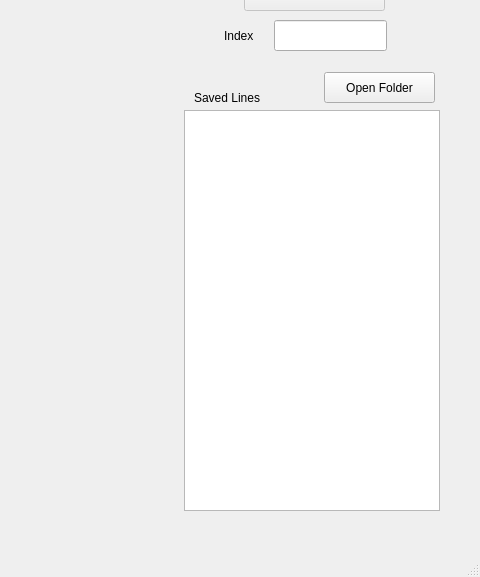
Old version of the form ksu_hm/UI/wTraining.ui in the repository lookau1004/KSU_HM; both pictures show x 656 to 1136 and y 180 to 757 of the 1136 by 757 pixel window.
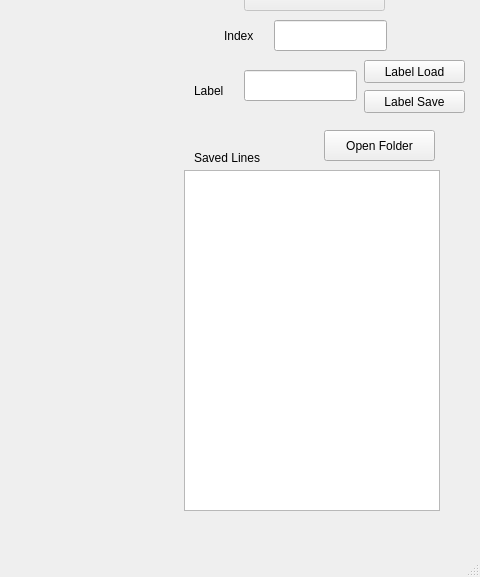
New version of the form.

Patch:
```diff
--- a/ksu_hm/UI/wTraining.ui
+++ b/ksu_hm/UI/wTraining.ui
@@ -109,9 +109,9 @@
     <property name="geometry">
      <rect>
       <x>840</x>
-      <y>290</y>
+      <y>350</y>
       <width>256</width>
-      <height>401</height>
+      <height>341</height>
      </rect>
     </property>
    </widget>
@@ -119,7 +119,7 @@
     <property name="geometry">
      <rect>
       <x>850</x>
-      <y>270</y>
+      <y>330</y>
       <width>111</width>
       <height>16</height>
      </rect>
@@ -132,7 +132,7 @@
     <property name="geometry">
      <rect>
       <x>980</x>
-      <y>252</y>
+      <y>310</y>
       <width>111</width>
       <height>31</height>
      </rect>
@@ -141,6 +141,55 @@
      <string>Open Folder</string>
     </property>
    </widget>
+   <widget class="QLabel" name="WinTxtLabelText">
+    <property name="geometry">
+     <rect>
+      <x>850</x>
+      <y>260</y>
+      <width>41</width>
+      <height>21</height>
+     </rect>
+    </property>
+    <property name="text">
+     <string>Label</string>
+    </property>
+   </widget>
+   <widget class="QLineEdit" name="WinTextLabelEdit">
+    <property name="geometry">
+     <rect>
+      <x>900</x>
+      <y>250</y>
+      <width>113</width>
+      <height>31</height>
+     </rect>
+    </property>
+   </widget>
+   <widget class="QPushButton" name="WinLoadTextFileBtn">
+    <property name="geometry">
+     <rect>
+      <x>1020</x>
+      <y>240</y>
+      <width>101</width>
+      <height>23</height>
+     </rect>
+    </property>
+    <property name="text">
+     <string>Label Load</string>
+    </property>
+   </widget>
+   <widget class="QPushButton" name="WinSaveTextFileBtn">
+    <property name="geometry">
+     <rect>
+      <x>1020</x>
+      <y>270</y>
+      <width>101</width>
+      <height>23</height>
+     </rect>
+    </property>
+    <property name="text">
+     <string>Label Save</string>
+    </property>
+   </widget>
   </widget>
   <widget class="QMenuBar" name="menubar">
    <property name="geometry">
```
Left out of the diff: 2 changed lines with no effect on the pictures.
